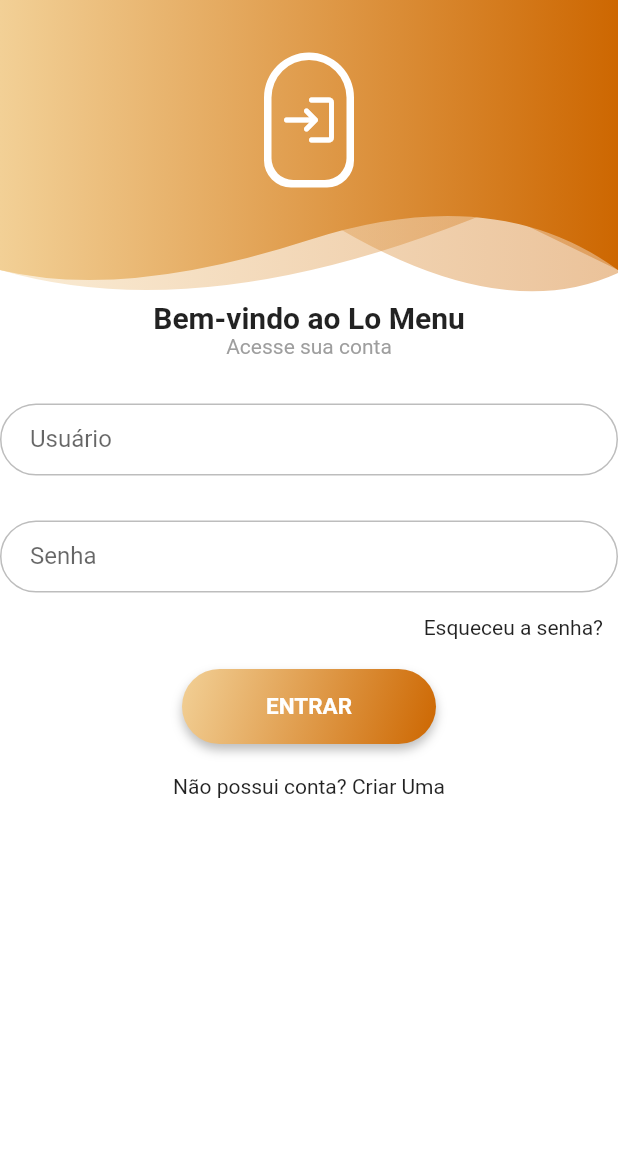
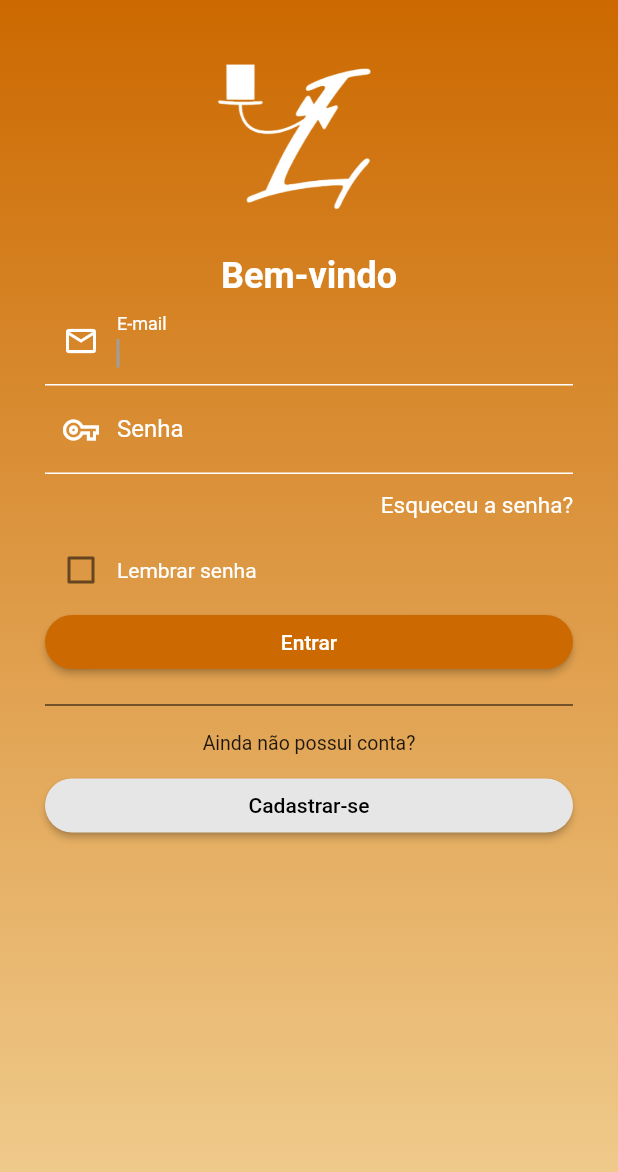
Before and after one commit to ArthurCarvalho15/LoMenu, a Flutter app: the screen it shows after launch, on a phone screen of 412 x 824 dp. Shown: the top 1172 px of the screen. Run offline on Flutter 3.47's test engine with Material 2 defaults, Android fonts, the phone set to English and light mode, and no system bars; our stand-ins replace hexcolor, shared_preferences.

Commit message:
Login v2 + Cadastro

```diff
--- /dev/null
+++ b/lib/Screens/Login/login_page.dart
@@ -0,0 +1,266 @@
+import 'package:flutter/material.dart';
+import 'package:flutter/cupertino.dart';
+import 'package:lo_menu/Screens/Cadastro/cadastro_page.dart';
+import 'package:lo_menu/Screens/Menu/menu_screen.dart';
+import 'dart:convert';
+
+import 'package:lo_menu/common/custom_colors.dart';
+import 'package:lo_menu/common/preferences_keys.dart';
+import 'package:lo_menu/models/login_model.dart';
+
+import 'package:shared_preferences/shared_preferences.dart';
+
+class LoginPage extends StatefulWidget {
+  const LoginPage({Key? key}) : super(key: key);
+
+  @override
+  _LoginPageState createState() => _LoginPageState();
+}
+
+class _LoginPageState extends State<LoginPage> {
+  TextEditingController _mailInputController = TextEditingController();
+  TextEditingController _passwordInputController = TextEditingController();
+  bool continueConnected = false;
+
+  @override
+  Widget build(BuildContext context) {
+    return Scaffold(
+      body: Container(
+        height: MediaQuery.of(context).size.height,
+        padding: EdgeInsets.symmetric(horizontal: 30, vertical: 30),
+        decoration: BoxDecoration(
+          gradient: LinearGradient(
+            begin: Alignment.topCenter,
+            end: Alignment.bottomCenter,
+            colors: [
+              CustomColors().getGradientMainColor(),
+              CustomColors().getGradientSecondColor(),
+            ],
+          ),
+        ),
+        child: SingleChildScrollView(
+          child: Column(
+            mainAxisAlignment: MainAxisAlignment.center,
+            crossAxisAlignment: CrossAxisAlignment.stretch,
+            children: [
+              Padding(
+                padding: EdgeInsets.only(
+                  bottom: 15,
+                ),
+                child: Image.asset(
+                  "assets/images/logo.png",
+                  height: 125,
+                ),
+              ),
+              Text(
+                "Bem-vindo",
+                textAlign: TextAlign.center,
+                style: TextStyle(
+                    color: Colors.white,
+                    fontSize: 24,
+                    fontWeight: FontWeight.bold),
+              ),
+              Form(
+                child: Column(
+                  children: [
+                    TextFormField(
+                      controller: _mailInputController,
+                      autofocus: true,
+                      style: TextStyle(color: Colors.white),
+                      decoration: InputDecoration(
+                        labelText: "E-mail",
+                        labelStyle: TextStyle(color: Colors.white),
+                        prefixIcon: Icon(
+                          Icons.mail_outline,
+                          color: Colors.white,
+                        ),
+                        focusedBorder: UnderlineInputBorder(
+                          borderSide: BorderSide(
+                            color: Colors.white,
+                          ),
+                        ),
+                        enabledBorder: UnderlineInputBorder(
+                          borderSide: BorderSide(
+                            color: Colors.white,
+                          ),
+                        ),
+                      ),
+                    ),
+                    TextFormField(
+                      obscureText: true,
+                      controller: _passwordInputController,
+                      style: TextStyle(color: Colors.white),
+                      decoration: InputDecoration(
+                        labelText: "Senha",
+                        labelStyle: TextStyle(color: Colors.white),
+                        prefixIcon: Icon(
+                          Icons.vpn_key_outlined,
+                          color: Colors.white,
+                        ),
+                        focusedBorder: UnderlineInputBorder(
+                          borderSide: BorderSide(
+                            color: Colors.white,
+                          ),
+                        ),
+                        enabledBorder: UnderlineInputBorder(
+                          borderSide: BorderSide(
+                            color: Colors.white,
+                          ),
+                        ),
+                      ),
+                    ),
+                  ],
+                ),
+              ),
+              Padding(
+                padding: EdgeInsets.only(bottom: 12),
+              ),
+              GestureDetector(
+                onTap: () {
+                  print("worked!");
+                },
+                child: Text(
+                  "Esqueceu a senha?",
+                  textAlign: TextAlign.right,
+                  style: TextStyle(color: Colors.white, fontSize: 15),
+                ),
+              ),
+              Padding(padding: EdgeInsets.only(bottom: 10)),
+              Row(
+                children: [
+                  Checkbox(
+                    value: this.continueConnected,
+                    onChanged: (bool? value) {
+                      setState(() {
+                        this.continueConnected = value!;
+                      });
+                    },
+                  ),
+                  Text(
+                    "Lembrar senha",
+                    style: TextStyle(color: Colors.white),
+                  ),
+                ],
+              ),
+              ElevatedButton(
+                onPressed: () {
+                  _doLogin();
+                },
+                child: Text(
+                  "Entrar",
+                  style: TextStyle(
+                    color: Colors.white,
+                  ),
+                ),
+                style: ButtonStyle(
+                  backgroundColor: MaterialStateProperty.all<Color>(
+                    CustomColors().getActivePrimaryBtnColor(),
+                  ),
+                  shape: MaterialStateProperty.all<OutlinedBorder>(
+                    RoundedRectangleBorder(
+                        borderRadius: BorderRadius.circular(50)),
+                  ),
+                ),
+                //shape:
+              ),
+              Padding(
+                padding: EdgeInsets.symmetric(vertical: 10),
+                child: Divider(
+                  color: Colors.black,
+                ),
+              ),
+              Text(
+                "Ainda não possui conta?",
+                textAlign: TextAlign.center,
+                style: TextStyle(fontSize: 13),
+              ),
+              Padding(
+                padding: EdgeInsets.symmetric(vertical: 10),
+                child: RaisedButton(
+                  onPressed: () {
+                    Navigator.push(
+                      context,
+                      MaterialPageRoute(builder: (context) => SignUpPage()),
+                    );
+                  },
+                  child: Text(
+                    "Cadastrar-se",
+                    style: TextStyle(
+                      color: Colors.black,
+                    ),
+                  ),
+                  color: CustomColors().getActiveSecondaryBtnColor(),
+                  shape: RoundedRectangleBorder(
+                      borderRadius: BorderRadius.circular(50)),
+                ),
+              )
+            ],
+          ),
+        ),
+      ),
+    );
+  }
+
+  void _doLogin() async {
+    String mailForm = this._mailInputController.text;
+    String passForm = this._passwordInputController.text;
+
+    LoginModel savedUser = await _getSavedUser();
+
+    if (mailForm == savedUser.mail && passForm == savedUser.password) {
+      Navigator.pushReplacement(
+          context, MaterialPageRoute(builder: (context) => MenuScreen()));
+    } else if (mailForm == null && passForm == null) {
+      showDialog(
+          context: context,
+          builder: (BuildContext context) => AlertDialog(
+                title: const Text('Falha no Login'),
+                content: SingleChildScrollView(
+                  child: ListBody(
+                    children: const <Widget>[
+                      Text('Usuário não encontrado.'),
+                    ],
+                  ),
+                ),
+                actions: <Widget>[
+                  TextButton(
+                      onPressed: () {
+                        Navigator.of(context).pop();
+                      },
+                      child: const Text('Ok'))
+                ],
+              ));
+    } else {
+      showDialog(
+          context: context,
+          builder: (BuildContext context) => AlertDialog(
+                title: const Text('Falha no Login'),
+                content: SingleChildScrollView(
+                  child: ListBody(
+                    children: const <Widget>[
+                      Text('E-mail ou senha incorretos.'),
+                      Text('Por favor tente novamente.')
+                    ],
+                  ),
+                ),
+                actions: <Widget>[
+                  TextButton(
+                      onPressed: () {
+                        Navigator.of(context).pop();
+                      },
+                      child: const Text('Ok'))
+                ],
+              ));
+    }
+    //print(savedUser);
+  }
+
+  Future<LoginModel> _getSavedUser() async {
+    SharedPreferences prefs = await SharedPreferences.getInstance();
+    String? jsonUser = prefs.getString(PreferencesKeys.activeUser);
+
+    Map<String, dynamic> mapUser = json.decode(jsonUser!);
+    LoginModel user = LoginModel.fromJson(mapUser);
+    return user;
+  }
+}
--- a/lib/Screens/Splash/splash_screen.dart
+++ b/lib/Screens/Splash/splash_screen.dart
@@ -2,7 +2,7 @@ import 'dart:async';
 
 import 'package:flutter/material.dart';
 import 'package:hexcolor/hexcolor.dart';
-import 'package:lo_menu/Screens/Login/login_screen.dart';
+import 'package:lo_menu/Screens/Login/login_page.dart';
 
 class SplashScreen extends StatefulWidget {
   SplashScreen({Key? key, required this.title}) : super(key: key);
--- /dev/null
+++ b/lib/common/custom_colors.dart
@@ -0,0 +1,24 @@
+import 'package:flutter/material.dart';
+
+class CustomColors {
+  Color _activePrimaryBtnColor = Color.fromARGB(255, 204, 105, 0);
+  Color _activeSecondaryBtnColor = Color.fromARGB(255, 230, 230, 230);
+  Color _gradientMainColor = Color.fromARGB(255, 204, 105, 0);
+  Color _gradientSecondColor = Color.fromARGB(255, 241, 207, 146);
+
+  Color getActivePrimaryBtnColor() {
+    return _activePrimaryBtnColor;
+  }
+
+  Color getActiveSecondaryBtnColor() {
+    return _activeSecondaryBtnColor;
+  }
+
+  Color getGradientMainColor() {
+    return _gradientMainColor;
+  }
+
+  Color getGradientSecondColor() {
+    return _gradientSecondColor;
+  }
+}
--- /dev/null
+++ b/lib/common/preferences_keys.dart
@@ -0,0 +1,3 @@
+class PreferencesKeys {
+  static const activeUser = "LOGGIN_USER_INFOS";
+}
--- /dev/null
+++ b/lib/models/login_model.dart
@@ -0,0 +1,43 @@
+class LoginModel {
+  String name = "";
+  String mail = "";
+  String phone = "";
+  String password = "";
+  bool keepOn = true;
+
+  LoginModel(
+      {required this.name,
+      required this.mail,
+      required this.phone,
+      required this.password,
+      required this.keepOn});
+
+  LoginModel.fromJson(Map<String, dynamic> json) {
+    name = json['name'];
+    mail = json['mail'];
+    phone = json['phone'];
+    password = json['password'];
+    keepOn = json['keepOn'];
+  }
+
+  Map<String, dynamic> toJson() {
+    final Map<String, dynamic> data = new Map<String, dynamic>();
+    data['name'] = this.name;
+    data['mail'] = this.mail;
+    data['phone'] = this.phone;
+    data['password'] = this.password;
+    data['keepOn'] = this.keepOn;
+    return data;
+  }
+
+  String toString() {
+    return "Name: " +
+        this.name +
+        "\nE-mail: " +
+        this.mail +
+        "\nTelefone: " +
+        this.phone +
+        "\nSenha: " +
+        this.password;
+  }
+}
--- a/pubspec.yaml
+++ b/pubspec.yaml
@@ -35,6 +35,8 @@ dependencies:
   # Use with the CupertinoIcons class for iOS style icons.
   cupertino_icons: ^1.0.2
   hexcolor: ^2.0.4
+  shared_preferences: ^2.0.8
+
 
 dev_dependencies:
   flutter_test:
```
Also changed, not shown: lib/Screens/Cadastro/cadastro_page.dart (added, +220 -0 lines), pubspec.lock.
